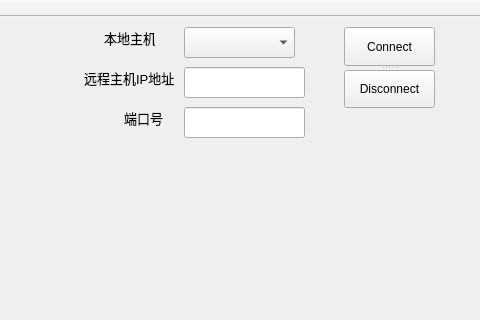
Qt form mainwindow.ui (yao-bo/SLMP) before a commit; both pictures show x 126 to 606 and y 0 to 320 of the 606 by 441 pixel window.
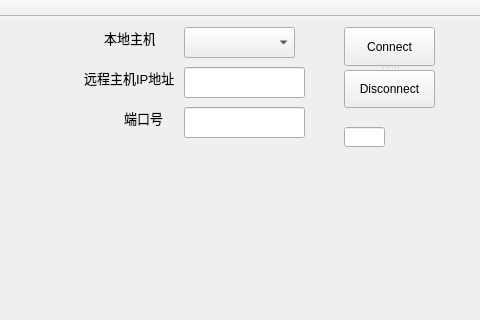
The same form after that commit.

The edit to the form file:
```diff
--- a/mainwindow.ui
+++ b/mainwindow.ui
@@ -141,6 +141,16 @@
      </rect>
     </property>
    </widget>
+   <widget class="QLineEdit" name="_buttonId">
+    <property name="geometry">
+     <rect>
+      <x>470</x>
+      <y>110</y>
+      <width>41</width>
+      <height>20</height>
+     </rect>
+    </property>
+   </widget>
   </widget>
   <widget class="QMenuBar" name="menuBar">
    <property name="geometry">
```
